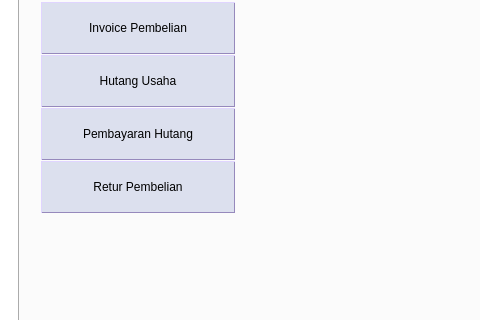
This is source/GUI.ui in fnugrahendi/petuk.corp as Qt 5 draws it before an edit; both pictures show x 0 to 480 and y 122 to 442 of the 1264 by 637 pixel window. The edited form follows.
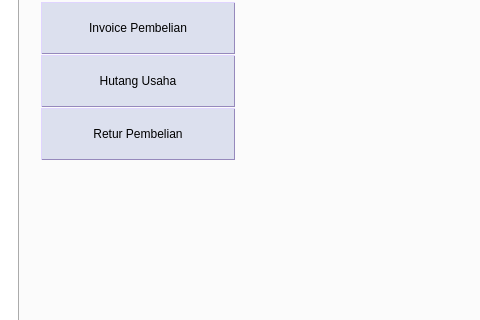
This is the edited form. The open tabs and pages were chosen to show the change. Icons and pictures are not drawn.

Commit message: delete tombol pembayaranhutang

```diff
--- a/source/GUI.ui
+++ b/source/GUI.ui
@@ -7894,13 +7894,6 @@
                     </property>
                    </widget>
                   </item>
-                  <item>
-                   <widget class="QPushButton" name="tb_Pembelian_PembayaranHutang">
-                    <property name="text">
-                     <string>Pembayaran Hutang</string>
-                    </property>
-                   </widget>
-                  </item>
                   <item>
                    <widget class="QPushButton" name="tb_Pembelian_ReturPembelian">
                     <property name="text">
```
Left out of the diff: 4 changed lines with no effect on the pictures. The commit also changes 2 other files.
